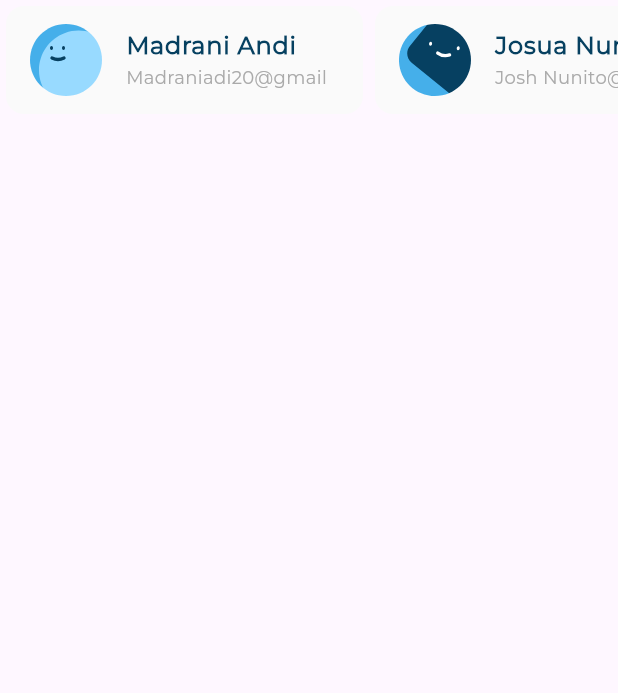
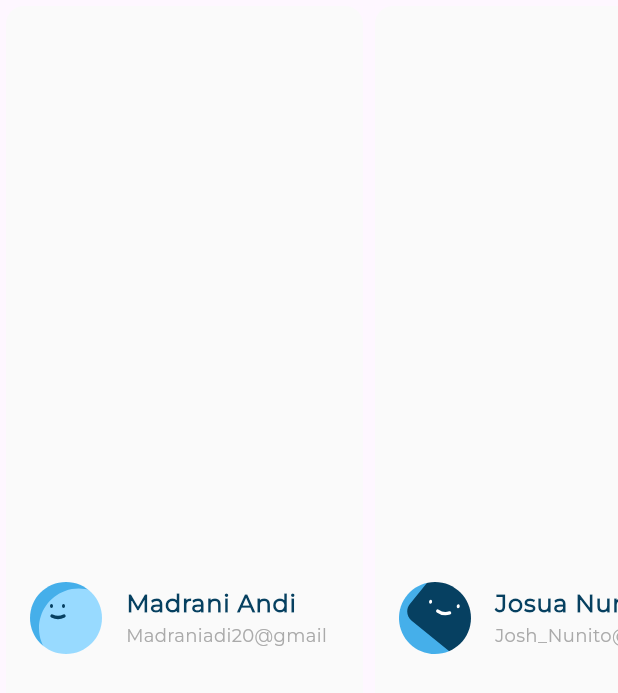
Before and after one commit to MohammedHafiz2710/responsive_dashboard, a Flutter app: the LastestTransactionListViewBuilder widget shown alone on an empty page, opened directly, on a phone screen of 412 x 824 dp. Shown: the top 693 px of the screen. Run offline on Flutter 3.47's test engine with Material 3 defaults, Android fonts, the phone set to English and light mode, and no system bars; our stand-ins replace bloc, flutter_bloc, flutter_svg.

Commit message:
Lastest transaction list done

```diff
--- a/lib/Features/homepage/presentation/views/widgets/lastest_transaction_list_view_builder.dart
+++ b/lib/Features/homepage/presentation/views/widgets/lastest_transaction_list_view_builder.dart
@@ -7,20 +7,29 @@ class LastestTransactionListViewBuilder extends StatelessWidget {
   const LastestTransactionListViewBuilder({super.key});
   static const List<UserInfoModel> userInfoList = [
     UserInfoModel(image: Assets.imagesSmileface, title: "Madrani Andi", subtitle: "Madraniadi20@gmail"),
-    UserInfoModel(image: Assets.imagesSmileface2, title: "Josua Nunito", subtitle: "Josh Nunito@gmail.com"),
+    UserInfoModel(image: Assets.imagesSmileface2, title: "Josua Nunito", subtitle: "Josh_Nunito@gmail.com"),
     UserInfoModel(image: Assets.imagesSmileface, title: "Madrani Andi", subtitle: "Madraniadi20@gmail"),
+    UserInfoModel(image: Assets.imagesSmileface2, title: "Josua Nunito", subtitle: "Josh_Nunito@gmail.com"),
   ];
   @override
   Widget build(BuildContext context) {
-    return SizedBox(
-      height: 80,
-      child: ListView.builder(
-        scrollDirection: Axis.horizontal,
-        itemCount: userInfoList.length,
-        itemBuilder: (context, index) {
-          return IntrinsicWidth(child: UserInfo(userInfoModel: userInfoList[index]));
-        },
+    // Using SingleChildScrollView to allow horizontal scrolling 100% responsive but not recommended for performance if the list is large.
+    return SingleChildScrollView(
+      scrollDirection: Axis.horizontal,
+      child: Row(
+        children: userInfoList.map((e) => IntrinsicWidth(child: UserInfo(userInfoModel: e))).toList(),
       ),
     );
+    // Alternatively, you can use ListView.builder for better performance with large lists.
+    // return SizedBox(
+    //   height: 80,
+    //   child: ListView.builder(
+    //     scrollDirection: Axis.horizontal,
+    //     itemCount: userInfoList.length,
+    //     itemBuilder: (context, index) {
+    //       return IntrinsicWidth(child: UserInfo(userInfoModel: userInfoList[index]));
+    //     },
+    //   ),
+    // );
   }
 }
```
